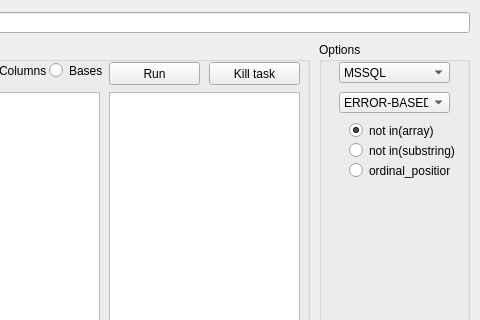
Above: gui/main/main.ui from kaeso/enema before the change; both pictures show x 111 to 591 and y 203 to 523 of the 591 by 624 pixel window. Below: the same form after it.
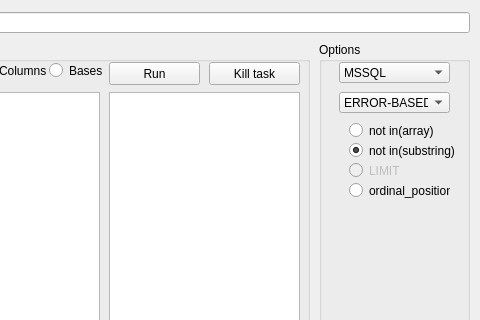
That is the form after the change.

Patch:
```diff
--- a/gui/main/main.ui
+++ b/gui/main/main.ui
@@ -416,7 +416,7 @@
        <property name="geometry">
         <rect>
          <x>30</x>
-         <y>120</y>
+         <y>140</y>
          <width>101</width>
          <height>17</height>
         </rect>
@@ -438,7 +438,7 @@
         <string>not in(array)</string>
        </property>
        <property name="checked">
-        <bool>true</bool>
+        <bool>false</bool>
        </property>
       </widget>
       <widget class="QRadioButton" name="radioNotInSubstring">
@@ -454,7 +454,7 @@
         <string>not in(substring)</string>
        </property>
        <property name="checked">
-        <bool>false</bool>
+        <bool>true</bool>
        </property>
       </widget>
       <widget class="QComboBox" name="dbTypeBox">
@@ -516,6 +516,22 @@
         <string>Show log</string>
        </property>
       </widget>
+      <widget class="QRadioButton" name="radioLimit">
+       <property name="enabled">
+        <bool>false</bool>
+       </property>
+       <property name="geometry">
+        <rect>
+         <x>30</x>
+         <y>120</y>
+         <width>101</width>
+         <height>17</height>
+        </rect>
+       </property>
+       <property name="text">
+        <string>LIMIT</string>
+       </property>
+      </widget>
      </widget>
     </widget>
     <widget class="QWidget" name="queryTab">
```
